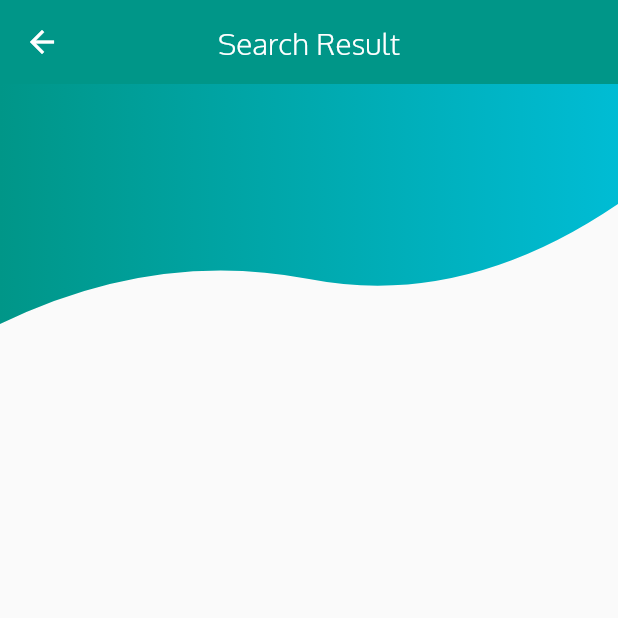
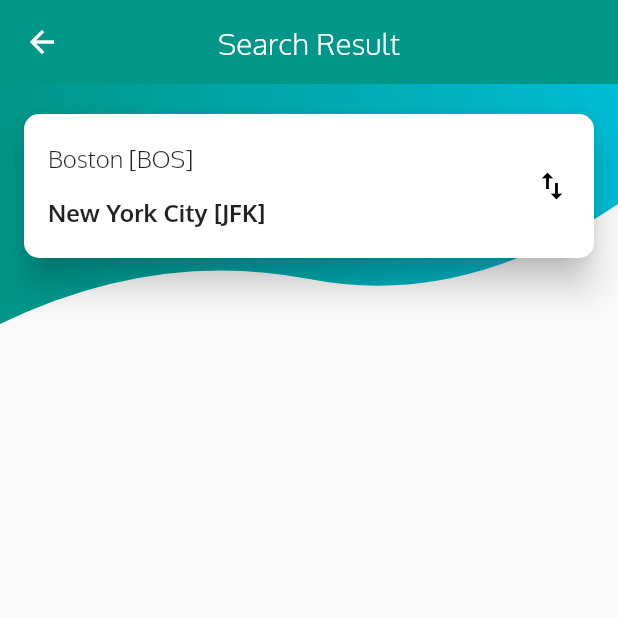
Before and after one commit to ajay1706/Flight-UI, a Flutter app: the FlightListScreen screen opened directly, on a phone screen of 412 x 824 dp, the top half of it. Run offline on Flutter 3.47's test engine with Material 2 defaults, Android fonts, the phone set to English and light mode, and no system bars.

Commit message:
adding card'

```diff
--- a/flight_app/lib/flight_list.dart
+++ b/flight_app/lib/flight_list.dart
@@ -44,6 +44,36 @@ class FlightListTopPart extends StatelessWidget {
                 gradient: LinearGradient(colors: [firstColor, secondColor])),
             height:160 ,
           ),
+        ),
+        Column(
+          children: <Widget>[
+            SizedBox(height: 20,),
+            Card(
+              shape: RoundedRectangleBorder(borderRadius: BorderRadius.all(Radius.circular(10))),
+              margin: EdgeInsets.symmetric(horizontal: 16),
+              elevation: 10,
+              child: Container(
+                padding: EdgeInsets.symmetric(horizontal:16, vertical: 20),
+                child: Row(
+                  mainAxisSize: MainAxisSize.max,
+                  mainAxisAlignment: MainAxisAlignment.spaceBetween,
+                  children: <Widget>[
+                    Column(
+                      crossAxisAlignment: CrossAxisAlignment.start,
+                      mainAxisAlignment: MainAxisAlignment.center,
+                      children: <Widget>[
+                        Text("Boston [BOS]", style:TextStyle(fontSize:16.0, )),
+                        Divider(color: Colors.grey,),
+                        Text("New York City [JFK]", style:TextStyle(fontSize:16.0,fontWeight: FontWeight.bold )),
+                      ],
+                    ),
+                    Icon(Icons.import_export,color:Colors.black)
+                  ],
+
+                ),
+              ),
+            ),
+          ],
         )
       ],
 
```
